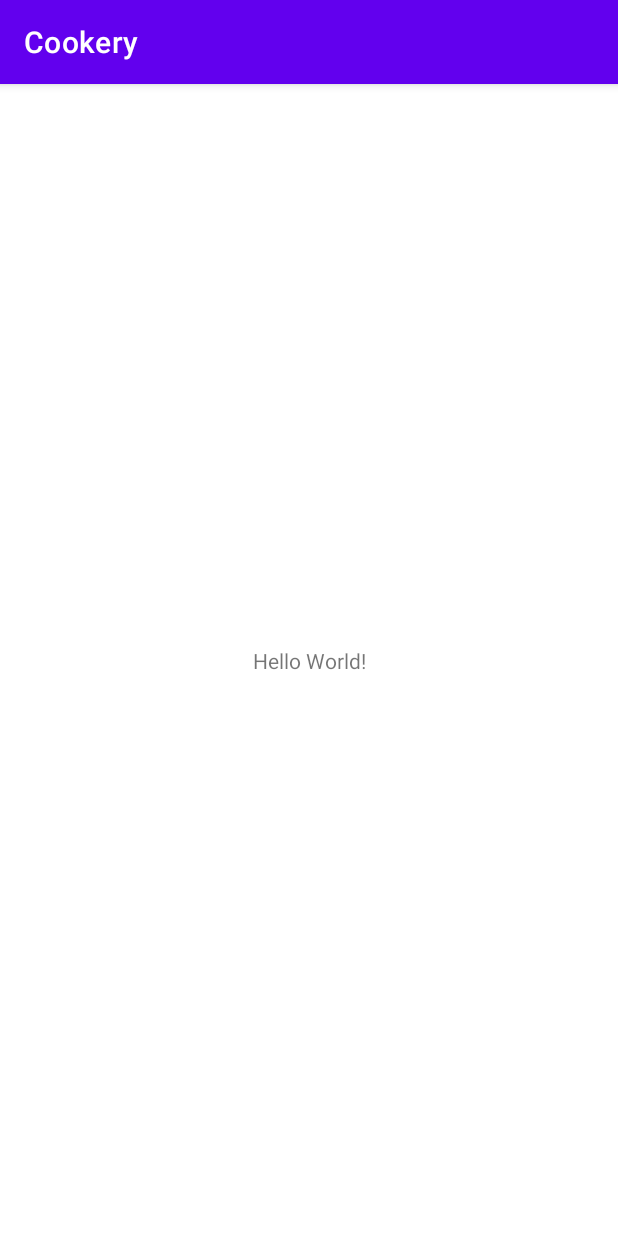
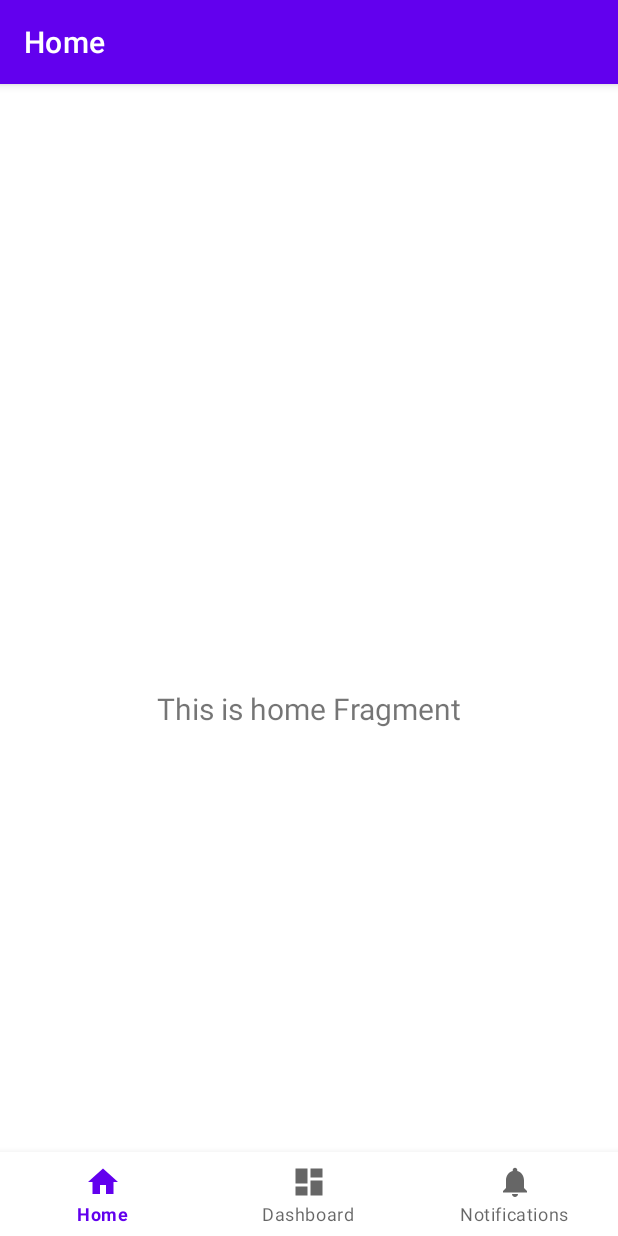
Before and after one commit to CodeInFlow/Cookery, an Android app: the screen it shows after launch (MainActivity), on a phone screen of 412 x 824 dp. Run offline under Robolectric (Android 15) with nearby library versions, the phone set to English and light mode, and no system bars; our stand-ins replace navigation-ui.

Commit message:
Modified project structure

```diff
--- a/app/src/main/java/com/codeinflow/cookery/MainActivity.kt
+++ b/app/src/main/java/com/codeinflow/cookery/MainActivity.kt
@@ -1,11 +1,35 @@
 package com.codeinflow.cookery
 
+import android.os.Bundle
+import com.google.android.material.bottomnavigation.BottomNavigationView
 import androidx.appcompat.app.AppCompatActivity
-import android.os.Bundle
+import androidx.navigation.findNavController
+import androidx.navigation.ui.AppBarConfiguration
+import androidx.navigation.ui.setupActionBarWithNavController
+import androidx.navigation.ui.setupWithNavController
+import com.codeinflow.cookery.databinding.ActivityMainBinding
 
 class MainActivity : AppCompatActivity() {
+
+    private lateinit var binding: ActivityMainBinding
+
     override fun onCreate(savedInstanceState: Bundle?) {
         super.onCreate(savedInstanceState)
-        setContentView(R.layout.activity_main)
+
+        binding = ActivityMainBinding.inflate(layoutInflater)
+        setContentView(binding.root)
+
+        val navView: BottomNavigationView = binding.navView
+
+        val navController = findNavController(R.id.nav_host_fragment_activity_main)
+        // Passing each menu ID as a set of Ids because each
+        // menu should be considered as top level destinations.
+        val appBarConfiguration = AppBarConfiguration(
+            setOf(
+                R.id.navigation_home, R.id.navigation_dashboard, R.id.navigation_notifications
+            )
+        )
+        setupActionBarWithNavController(navController, appBarConfiguration)
+        navView.setupWithNavController(navController)
     }
 }
--- /dev/null
+++ b/app/src/main/java/com/codeinflow/cookery/ui/home/HomeFragment.kt
@@ -0,0 +1,42 @@
+package com.codeinflow.cookery.ui.home
+
+import android.os.Bundle
+import android.view.LayoutInflater
+import android.view.View
+import android.view.ViewGroup
+import android.widget.TextView
+import androidx.fragment.app.Fragment
+import androidx.lifecycle.ViewModelProvider
+import com.codeinflow.cookery.databinding.FragmentHomeBinding
+
+class HomeFragment : Fragment() {
+
+    private var _binding: FragmentHomeBinding? = null
+
+    // This property is only valid between onCreateView and
+    // onDestroyView.
+    private val binding get() = _binding!!
+
+    override fun onCreateView(
+        inflater: LayoutInflater,
+        container: ViewGroup?,
+        savedInstanceState: Bundle?
+    ): View {
+        val homeViewModel =
+            ViewModelProvider(this).get(HomeViewModel::class.java)
+
+        _binding = FragmentHomeBinding.inflate(inflater, container, false)
+        val root: View = binding.root
+
+        val textView: TextView = binding.textHome
+        homeViewModel.text.observe(viewLifecycleOwner) {
+            textView.text = it
+        }
+        return root
+    }
+
+    override fun onDestroyView() {
+        super.onDestroyView()
+        _binding = null
+    }
+}
--- /dev/null
+++ b/app/src/main/java/com/codeinflow/cookery/ui/home/HomeViewModel.kt
@@ -0,0 +1,13 @@
+package com.codeinflow.cookery.ui.home
+
+import androidx.lifecycle.LiveData
+import androidx.lifecycle.MutableLiveData
+import androidx.lifecycle.ViewModel
+
+class HomeViewModel : ViewModel() {
+
+    private val _text = MutableLiveData<String>().apply {
+        value = "This is home Fragment"
+    }
+    val text: LiveData<String> = _text
+}
--- /dev/null
+++ b/app/src/main/res/drawable/ic_dashboard_black_24dp.xml
@@ -0,0 +1,9 @@
+<vector xmlns:android="http://schemas.android.com/apk/res/android"
+    android:width="24dp"
+    android:height="24dp"
+    android:viewportWidth="24.0"
+    android:viewportHeight="24.0">
+    <path
+        android:fillColor="#FF000000"
+        android:pathData="M3,13h8L11,3L3,3v10zM3,21h8v-6L3,15v6zM13,21h8L21,11h-8v10zM13,3v6h8L21,3h-8z" />
+</vector>
--- /dev/null
+++ b/app/src/main/res/drawable/ic_home_black_24dp.xml
@@ -0,0 +1,9 @@
+<vector xmlns:android="http://schemas.android.com/apk/res/android"
+    android:width="24dp"
+    android:height="24dp"
+    android:viewportWidth="24.0"
+    android:viewportHeight="24.0">
+    <path
+        android:fillColor="#FF000000"
+        android:pathData="M10,20v-6h4v6h5v-8h3L12,3 2,12h3v8z" />
+</vector>
--- /dev/null
+++ b/app/src/main/res/drawable/ic_notifications_black_24dp.xml
@@ -0,0 +1,9 @@
+<vector xmlns:android="http://schemas.android.com/apk/res/android"
+    android:width="24dp"
+    android:height="24dp"
+    android:viewportWidth="24.0"
+    android:viewportHeight="24.0">
+    <path
+        android:fillColor="#FF000000"
+        android:pathData="M12,22c1.1,0 2,-0.9 2,-2h-4c0,1.1 0.89,2 2,2zM18,16v-5c0,-3.07 -1.64,-5.64 -4.5,-6.32L13.5,4c0,-0.83 -0.67,-1.5 -1.5,-1.5s-1.5,0.67 -1.5,1.5v0.68C7.63,5.36 6,7.92 6,11v5l-2,2v1h16v-1l-2,-2z" />
+</vector>
--- a/app/src/main/res/layout/activity_main.xml
+++ b/app/src/main/res/layout/activity_main.xml
@@ -1,18 +1,33 @@
 <?xml version="1.0" encoding="utf-8"?>
 <androidx.constraintlayout.widget.ConstraintLayout xmlns:android="http://schemas.android.com/apk/res/android"
     xmlns:app="http://schemas.android.com/apk/res-auto"
-    xmlns:tools="http://schemas.android.com/tools"
+    android:id="@+id/container"
     android:layout_width="match_parent"
     android:layout_height="match_parent"
-    tools:context=".MainActivity">
+    android:paddingTop="?attr/actionBarSize">
 
-    <TextView
-        android:layout_width="wrap_content"
+    <com.google.android.material.bottomnavigation.BottomNavigationView
+        android:id="@+id/nav_view"
+        android:layout_width="0dp"
         android:layout_height="wrap_content"
-        android:text="Hello World!"
+        android:layout_marginStart="0dp"
+        android:layout_marginEnd="0dp"
+        android:background="?android:attr/windowBackground"
         app:layout_constraintBottom_toBottomOf="parent"
-        app:layout_constraintEnd_toEndOf="parent"
-        app:layout_constraintStart_toStartOf="parent"
-        app:layout_constraintTop_toTopOf="parent" />
+        app:layout_constraintLeft_toLeftOf="parent"
+        app:layout_constraintRight_toRightOf="parent"
+        app:menu="@menu/bottom_nav_menu" />
+
+    <fragment
+        android:id="@+id/nav_host_fragment_activity_main"
+        android:name="androidx.navigation.fragment.NavHostFragment"
+        android:layout_width="match_parent"
+        android:layout_height="match_parent"
+        app:defaultNavHost="true"
+        app:layout_constraintBottom_toTopOf="@id/nav_view"
+        app:layout_constraintLeft_toLeftOf="parent"
+        app:layout_constraintRight_toRightOf="parent"
+        app:layout_constraintTop_toTopOf="parent"
+        app:navGraph="@navigation/mobile_navigation" />
 
 </androidx.constraintlayout.widget.ConstraintLayout>
--- /dev/null
+++ b/app/src/main/res/layout/fragment_home.xml
@@ -0,0 +1,22 @@
+<?xml version="1.0" encoding="utf-8"?>
+<androidx.constraintlayout.widget.ConstraintLayout xmlns:android="http://schemas.android.com/apk/res/android"
+    xmlns:app="http://schemas.android.com/apk/res-auto"
+    xmlns:tools="http://schemas.android.com/tools"
+    android:layout_width="match_parent"
+    android:layout_height="match_parent"
+    tools:context=".ui.home.HomeFragment">
+
+    <TextView
+        android:id="@+id/text_home"
+        android:layout_width="match_parent"
+        android:layout_height="wrap_content"
+        android:layout_marginStart="8dp"
+        android:layout_marginTop="8dp"
+        android:layout_marginEnd="8dp"
+        android:textAlignment="center"
+        android:textSize="20sp"
+        app:layout_constraintBottom_toBottomOf="parent"
+        app:layout_constraintEnd_toEndOf="parent"
+        app:layout_constraintStart_toStartOf="parent"
+        app:layout_constraintTop_toTopOf="parent" />
+</androidx.constraintlayout.widget.ConstraintLayout>
--- /dev/null
+++ b/app/src/main/res/menu/bottom_nav_menu.xml
@@ -0,0 +1,19 @@
+<?xml version="1.0" encoding="utf-8"?>
+<menu xmlns:android="http://schemas.android.com/apk/res/android">
+
+    <item
+        android:id="@+id/navigation_home"
+        android:icon="@drawable/ic_home_black_24dp"
+        android:title="@string/title_home" />
+
+    <item
+        android:id="@+id/navigation_dashboard"
+        android:icon="@drawable/ic_dashboard_black_24dp"
+        android:title="@string/title_dashboard" />
+
+    <item
+        android:id="@+id/navigation_notifications"
+        android:icon="@drawable/ic_notifications_black_24dp"
+        android:title="@string/title_notifications" />
+
+</menu>
--- /dev/null
+++ b/app/src/main/res/navigation/mobile_navigation.xml
@@ -0,0 +1,25 @@
+<?xml version="1.0" encoding="utf-8"?>
+<navigation xmlns:android="http://schemas.android.com/apk/res/android"
+    xmlns:app="http://schemas.android.com/apk/res-auto"
+    xmlns:tools="http://schemas.android.com/tools"
+    android:id="@+id/mobile_navigation"
+    app:startDestination="@+id/navigation_home">
+
+    <fragment
+        android:id="@+id/navigation_home"
+        android:name="com.codeinflow.cookery.ui.home.HomeFragment"
+        android:label="@string/title_home"
+        tools:layout="@layout/fragment_home" />
+
+    <fragment
+        android:id="@+id/navigation_dashboard"
+        android:name="com.codeinflow.cookery.ui.dashboard.DashboardFragment"
+        android:label="@string/title_dashboard"
+        tools:layout="@layout/fragment_dashboard" />
+
+    <fragment
+        android:id="@+id/navigation_notifications"
+        android:name="com.codeinflow.cookery.ui.notifications.NotificationsFragment"
+        android:label="@string/title_notifications"
+        tools:layout="@layout/fragment_notifications" />
+</navigation>
--- /dev/null
+++ b/app/src/main/res/values/dimens.xml
@@ -0,0 +1,5 @@
+<resources>
+    <!-- Default screen margins, per the Android Design guidelines. -->
+    <dimen name="activity_horizontal_margin">16dp</dimen>
+    <dimen name="activity_vertical_margin">16dp</dimen>
+</resources>
--- a/app/src/main/res/values/strings.xml
+++ b/app/src/main/res/values/strings.xml
@@ -1,3 +1,7 @@
 <resources>
     <string name="app_name">Cookery</string>
+    <string name="title_activity_main2">MainActivity2</string>
+    <string name="title_home">Home</string>
+    <string name="title_dashboard">Dashboard</string>
+    <string name="title_notifications">Notifications</string>
 </resources>
```
Also changed, not shown: app/build.gradle (+7 -0 lines), app/src/main/java/com/codeinflow/cookery/ui/dashboard/DashboardFragment.kt (added, +42 -0 lines), app/src/main/java/com/codeinflow/cookery/ui/dashboard/DashboardViewModel.kt (added, +13 -0 lines), app/src/main/java/com/codeinflow/cookery/ui/notifications/NotificationsFragment.kt (added, +42 -0 lines), app/src/main/java/com/codeinflow/cookery/ui/notifications/NotificationsViewModel.kt (added, +13 -0 lines), app/src/main/res/layout/fragment_dashboard.xml (added, +22 -0 lines), app/src/main/res/layout/fragment_notifications.xml (added, +22 -0 lines).
